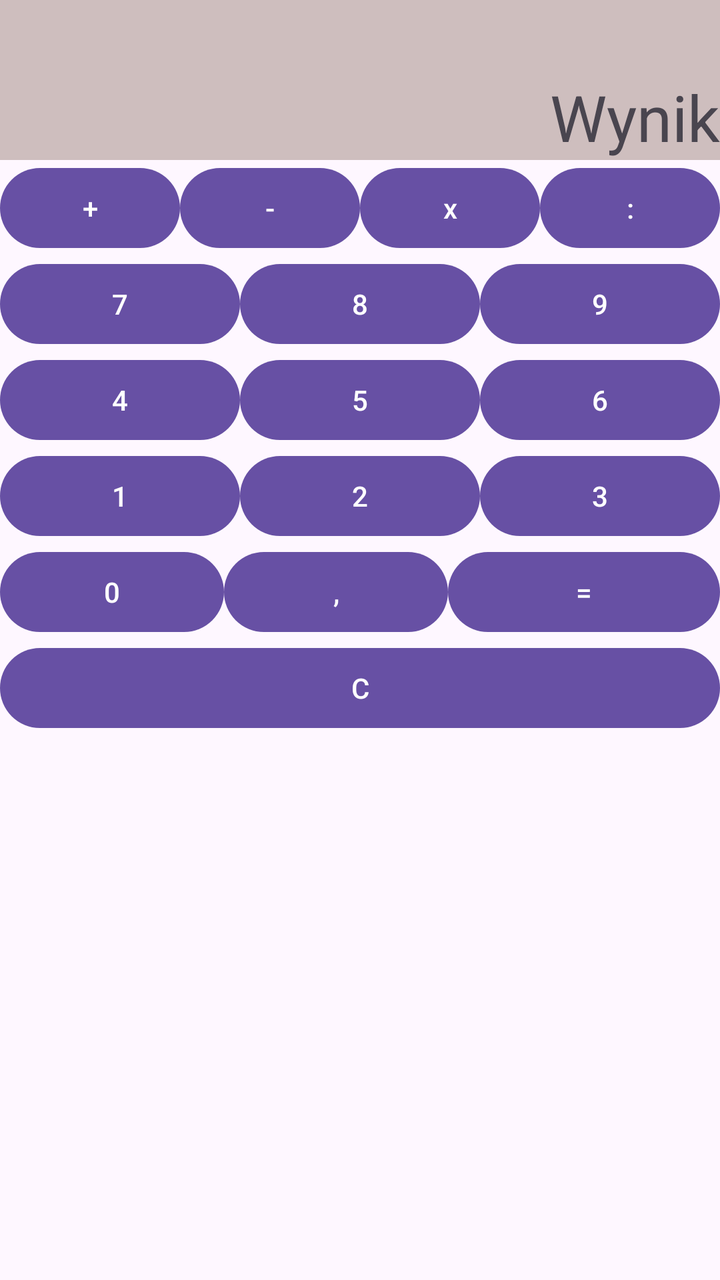
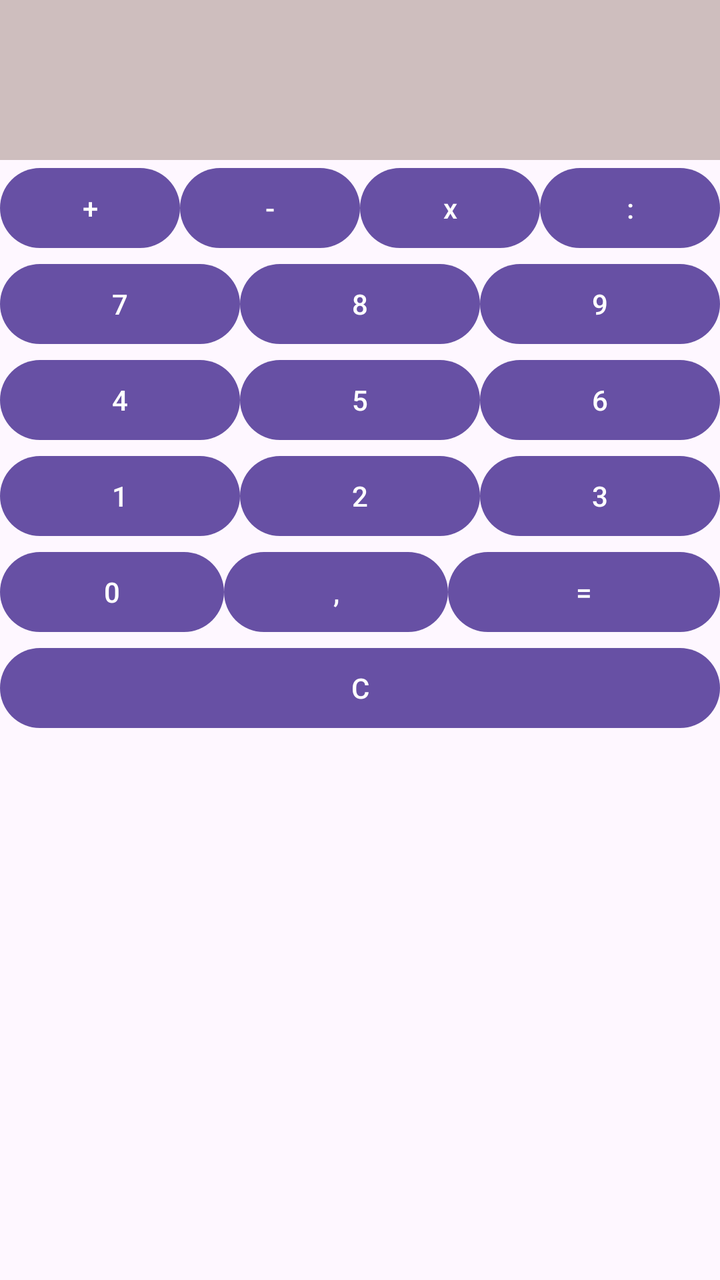

An Android layout rendered at two revisions. The XML below is the earlier revision; the diff shows what the commit changed to produce the second picture.
<!-- AndroidManifest.xml: application theme Theme.ObslugaZdarzen -->
<!-- res/layout/activity_main.xml -->
<?xml version="1.0" encoding="utf-8"?>
<LinearLayout xmlns:android="http://schemas.android.com/apk/res/android"
    xmlns:app="http://schemas.android.com/apk/res-auto"
    xmlns:tools="http://schemas.android.com/tools"
    android:id="@+id/main"
    android:layout_width="match_parent"
    android:layout_height="match_parent"
    android:orientation="vertical"
    tools:context=".MainActivity">

    <TextView
        android:id="@+id/tvResult"
        android:layout_width="match_parent"
        android:layout_height="80dp"
        android:background="#CEBEBE"
        android:gravity="bottom|right"
        android:text="@string/tvResult"
        android:textSize="32sp" />

    <LinearLayout
        android:layout_width="match_parent"
        android:layout_height="wrap_content"
        android:weightSum="4"
        android:orientation="horizontal">

        <Button
            android:id="@+id/btAdd"
            android:layout_width="wrap_content"
            android:layout_height="match_parent"
            android:text="+"
            android:layout_weight="1"/>

        <Button
            android:id="@+id/btSub"
            android:layout_width="wrap_content"
            android:layout_height="match_parent"
            android:text="-"
            android:layout_weight="1"/>

        <Button
            android:id="@+id/btMul"
            android:layout_width="wrap_content"
            android:layout_height="match_parent"
            android:text="x"
            android:layout_weight="1"/>

        <Button
            android:id="@+id/btDiv"
            android:layout_width="wrap_content"
            android:layout_height="match_parent"
            android:text=":"
            android:layout_weight="1"/>

    </LinearLayout>

    <LinearLayout
        android:layout_width="match_parent"
        android:layout_height="wrap_content"
        android:weightSum="3"
        android:orientation="horizontal">

        <Button
            android:id="@+id/bt7"
            android:layout_width="wrap_content"
            android:layout_height="match_parent"
            android:text="7"
            android:layout_weight="1"/>

        <Button
            android:id="@+id/bt8"
            android:layout_width="wrap_content"
            android:layout_height="match_parent"
            android:text="8"
            android:layout_weight="1"/>

        <Button
            android:id="@+id/bt9"
            android:layout_width="wrap_content"
            android:layout_height="match_parent"
            android:text="9"
            android:layout_weight="1"/>

    </LinearLayout>

    <LinearLayout
        android:layout_width="match_parent"
        android:layout_height="wrap_content"
        android:weightSum="3"
        android:orientation="horizontal">

        <Button
            android:id="@+id/bt4"
            android:layout_width="wrap_content"
            android:layout_height="match_parent"
            android:text="4"
            android:layout_weight="1"/>

        <Button
            android:id="@+id/bt5"
            android:layout_width="wrap_content"
            android:layout_height="match_parent"
            android:text="5"
            android:layout_weight="1"/>

        <Button
            android:id="@+id/bt6"
            android:layout_width="wrap_content"
            android:layout_height="match_parent"
            android:text="6"
            android:layout_weight="1"/>

    </LinearLayout>

    <LinearLayout
        android:layout_width="match_parent"
        android:layout_height="wrap_content"
        android:weightSum="3"
        android:orientation="horizontal">

        <Button
            android:id="@+id/bt1"
            android:layout_width="wrap_content"
            android:layout_height="match_parent"
            android:text="1"
            android:layout_weight="1"/>

        <Button
            android:id="@+id/bt2"
            android:layout_width="wrap_content"
            android:layout_height="match_parent"
            android:text="2"
            android:layout_weight="1"/>

        <Button
            android:id="@+id/bt3"
            android:layout_width="wrap_content"
            android:layout_height="match_parent"
            android:text="3"
            android:layout_weight="1"/>

    </LinearLayout>

    <LinearLayout
        android:layout_width="match_parent"
        android:layout_height="wrap_content"
        android:weightSum="4"
        android:orientation="horizontal">

        <Button
            android:id="@+id/bt0"
            android:layout_width="wrap_content"
            android:layout_height="match_parent"
            android:text="0"
            android:layout_weight="1"/>

        <Button
            android:id="@+id/btComma"
            android:layout_width="wrap_content"
            android:layout_height="match_parent"
            android:text=","
            android:layout_weight="1"/>

        <Button
            android:id="@+id/btEq"
            android:layout_width="wrap_content"
            android:layout_height="match_parent"
            android:text="="
            android:layout_weight="2"/>

    </LinearLayout>

    <Button
        android:id="@+id/btClear"
        android:layout_width="match_parent"
        android:layout_height="wrap_content"
        android:text="C"/>


</LinearLayout>
<!-- resources referenced by this layout -->
<resources>
  <string name="tvResult">Wynik</string>
  <style name="Theme.ObslugaZdarzen" parent="Base.Theme.ObslugaZdarzen" />
  <style name="Base.Theme.ObslugaZdarzen" parent="Theme.Material3.DayNight.NoActionBar">
          
          
      </style>
</resources>

<!-- the commit's change to res/layout/activity_main.xml (unified diff, before → after) -->
@@ -14,7 +14,7 @@
         android:layout_height="80dp"
         android:background="#CEBEBE"
         android:gravity="bottom|right"
-        android:text="@string/tvResult"
+        android:text=""
         android:textSize="32sp" />
 
     <LinearLayout
<!-- resource entries referenced after the edit -->
@@ -1,6 +1,5 @@
 <!-- resources referenced by this layout -->
 <resources>
-  <string name="tvResult">Wynik</string>
   <style name="Theme.ObslugaZdarzen" parent="Base.Theme.ObslugaZdarzen" />
   <style name="Base.Theme.ObslugaZdarzen" parent="Theme.Material3.DayNight.NoActionBar">
           
